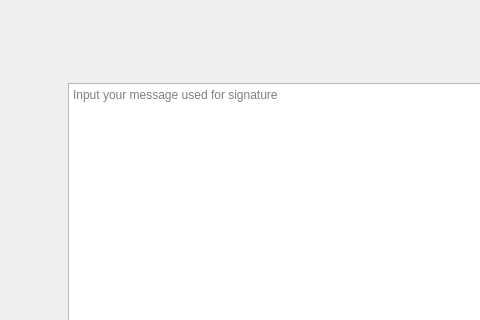
Qt form windows_desktop/v_generateownershipproofresult_w.ui (mwcproject/mwc-qt-wallet) before a commit; both pictures show x 0 to 480 and y 0 to 320 of the 760 by 546 pixel window.
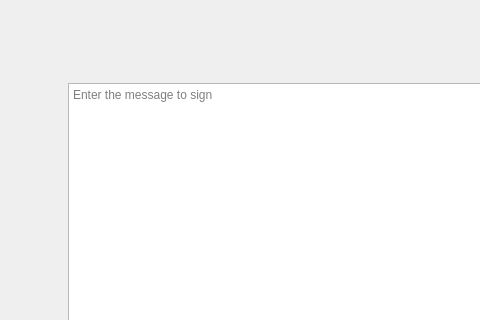
The same form after that commit. Custom widgets are drawn as their Qt base class.

```diff
--- a/windows_desktop/v_generateownershipproofresult_w.ui
+++ b/windows_desktop/v_generateownershipproofresult_w.ui
@@ -194,7 +194,7 @@
          <bool>false</bool>
         </property>
         <property name="placeholderText">
-         <string>Input your message used for signature</string>
+         <string>Enter the message to sign</string>
         </property>
        </widget>
       </widget>
```
Left out of the diff: 13 changed lines with no effect on the pictures.
